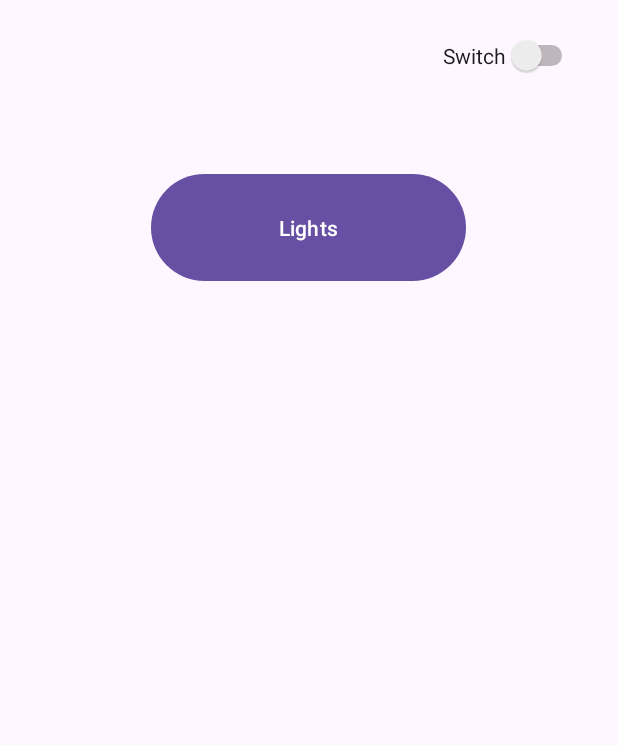
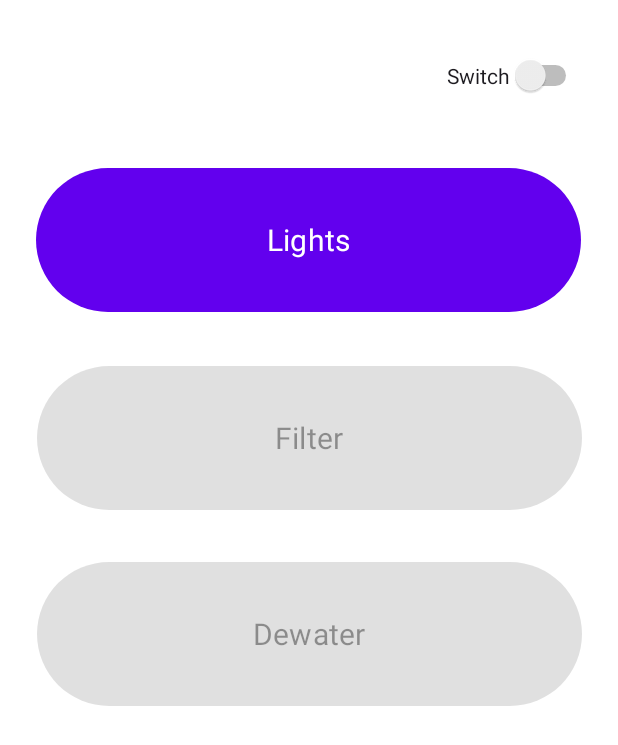
Before and after one commit to cforestiero/soa-project, an Android app: the screen it shows after launch (MainActivity), on a phone screen of 412 x 824 dp. Shown: the top 745 px of the screen. Run offline under Robolectric (Android 15) with nearby library versions, the phone set to English and light mode, and no system bars.

Commit message:
Improve UI

```diff
--- a/Android/app/src/main/res/layout/activity_light.xml
+++ b/Android/app/src/main/res/layout/activity_light.xml
@@ -19,10 +19,12 @@
 
     <TextView
         android:id="@+id/layout"
-        android:layout_width="wrap_content"
-        android:layout_height="wrap_content"
+        android:layout_width="58dp"
+        android:layout_height="32dp"
         android:layout_marginBottom="564dp"
         android:text="Shake!"
+        android:textAlignment="center"
+        android:textAllCaps="false"
         app:layout_constraintBottom_toBottomOf="parent"
         app:layout_constraintEnd_toEndOf="parent"
         app:layout_constraintHorizontal_bias="0.498"
--- a/Android/app/src/main/res/layout/activity_main.xml
+++ b/Android/app/src/main/res/layout/activity_main.xml
@@ -9,15 +9,57 @@
 
     <Button
         android:id="@+id/button"
-        android:layout_width="210dp"
-        android:layout_height="79dp"
-        android:text="Lights"
+        android:layout_width="363dp"
+        android:layout_height="104dp"
+        android:fontFamily="sans-serif"
+        android:lineSpacingExtra="8sp"
+        android:text="@string/lights"
+        android:textAlignment="center"
+        android:textAllCaps="false"
+        android:textSize="20sp"
+        android:typeface="normal"
         app:layout_constraintBottom_toBottomOf="parent"
         app:layout_constraintEnd_toEndOf="parent"
         app:layout_constraintHorizontal_bias="0.497"
         app:layout_constraintStart_toStartOf="parent"
         app:layout_constraintTop_toTopOf="parent"
         app:layout_constraintVertical_bias="0.15" />
+
+    <Button
+        android:id="@+id/buttonFilter"
+        android:layout_width="363dp"
+        android:layout_height="104dp"
+        android:fontFamily="sans-serif"
+        android:lineSpacingExtra="8sp"
+        android:text="Filter"
+        android:textAlignment="center"
+        android:textAllCaps="false"
+        android:textSize="20sp"
+        android:typeface="normal"
+        android:enabled="false"
+        app:layout_constraintBottom_toBottomOf="parent"
+        app:layout_constraintEnd_toEndOf="parent"
+        app:layout_constraintStart_toStartOf="parent"
+        app:layout_constraintTop_toTopOf="parent"
+        app:layout_constraintVertical_bias="0.333" />
+
+    <Button
+        android:id="@+id/buttonDewater"
+        android:layout_width="363dp"
+        android:layout_height="104dp"
+        android:fontFamily="sans-serif"
+        android:lineSpacingExtra="8sp"
+        android:text="Dewater"
+        android:textAlignment="center"
+        android:textAllCaps="false"
+        android:textSize="20sp"
+        android:typeface="normal"
+        android:enabled="false"
+        app:layout_constraintBottom_toBottomOf="parent"
+        app:layout_constraintEnd_toEndOf="parent"
+        app:layout_constraintStart_toStartOf="parent"
+        app:layout_constraintTop_toTopOf="parent"
+        app:layout_constraintVertical_bias="0.515" />
 
     <Switch
         android:id="@+id/switch1"
@@ -26,8 +68,8 @@
         android:text="Switch"
         app:layout_constraintBottom_toBottomOf="parent"
         app:layout_constraintEnd_toEndOf="parent"
-        app:layout_constraintHorizontal_bias="0.918"
+        app:layout_constraintHorizontal_bias="0.925"
         app:layout_constraintStart_toStartOf="parent"
         app:layout_constraintTop_toTopOf="parent"
-        app:layout_constraintVertical_bias="0.029" />
+        app:layout_constraintVertical_bias="0.046" />
 </androidx.constraintlayout.widget.ConstraintLayout>
--- a/Android/app/src/main/res/values/colors.xml
+++ b/Android/app/src/main/res/values/colors.xml
@@ -1,5 +1,26 @@
 <?xml version="1.0" encoding="utf-8"?>
 <resources>
-    <color name="black">#FF000000</color>
-    <color name="white">#FFFFFFFF</color>
+    <!-- Primary Brand Colors -->
+    <color name="colorPrimary">#6200EE</color> <!-- Indigo -->
+    <color name="colorPrimaryVariant">#3700B3</color> <!-- Darker Indigo -->
+    <color name="colorOnPrimary">#FFFFFF</color> <!-- White -->
+
+    <!-- Secondary Brand Colors -->
+    <color name="colorSecondary">#03DAC6</color> <!-- Teal -->
+    <color name="colorSecondaryVariant">#018786</color> <!-- Darker Teal -->
+    <color name="colorOnSecondary">#000000</color> <!-- Black -->
+
+    <!-- Background and Surface Colors -->
+    <color name="colorBackground">#FFFFFF</color> <!-- White -->
+    <color name="colorOnBackground">#000000</color> <!-- Black -->
+    <color name="colorSurface">#FFFFFF</color> <!-- White -->
+    <color name="colorOnSurface">#000000</color> <!-- Black -->
+
+    <!-- Error Colors -->
+    <color name="colorError">#B00020</color> <!-- Red -->
+    <color name="colorOnError">#FFFFFF</color> <!-- White -->
+
+    <!-- Additional Colors -->
+    <color name="colorPrimaryLight">#BB86FC</color> <!-- Light Indigo -->
+    <color name="colorSecondaryLight">#67E6DC</color> <!-- Light Teal -->
 </resources>
--- a/Android/app/src/main/res/values/strings.xml
+++ b/Android/app/src/main/res/values/strings.xml
@@ -1,3 +1,4 @@
 <resources>
     <string name="app_name">SmartPool</string>
+    <string name="lights">Lights</string>
 </resources>
--- a/Android/app/src/main/res/values/themes.xml
+++ b/Android/app/src/main/res/values/themes.xml
@@ -1,8 +1,25 @@
 <resources xmlns:tools="http://schemas.android.com/tools">
     <!-- Base application theme. -->
     <style name="Base.Theme.MiEjemplo2Pool" parent="Theme.Material3.DayNight.NoActionBar">
-        <!-- Customize your light theme here. -->
-        <!-- <item name="colorPrimary">@color/my_light_primary</item> -->
+        <!-- Primary branding colors -->
+        <item name="colorPrimary">@color/colorPrimary</item>
+        <item name="colorPrimaryVariant">@color/colorPrimaryVariant</item>
+        <item name="colorOnPrimary">@color/colorOnPrimary</item>
+
+        <!-- Secondary branding colors -->
+        <item name="colorSecondary">@color/colorSecondary</item>
+        <item name="colorSecondaryVariant">@color/colorSecondaryVariant</item>
+        <item name="colorOnSecondary">@color/colorOnSecondary</item>
+
+        <!-- Background and surface colors -->
+        <item name="android:colorBackground">@color/colorBackground</item>
+        <item name="colorOnBackground">@color/colorOnBackground</item>
+        <item name="colorSurface">@color/colorSurface</item>
+        <item name="colorOnSurface">@color/colorOnSurface</item>
+
+        <!-- Error colors -->
+        <item name="colorError">@color/colorError</item>
+        <item name="colorOnError">@color/colorOnError</item>
     </style>
 
     <style name="Theme.MiEjemplo2Pool" parent="Base.Theme.MiEjemplo2Pool" />
```
